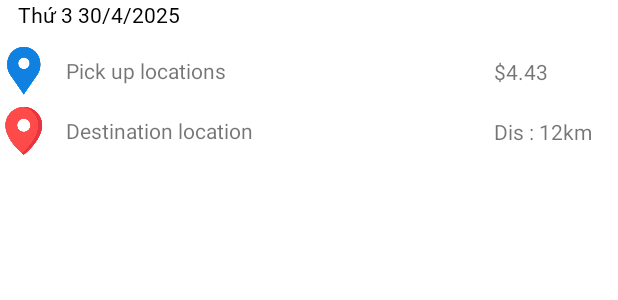
After one commit to pvhung181/UcarApp, an Android app: the layout item_driver_ride_info.xml on its own in the app's theme, with its tools: preview values and no code run, on a phone screen of 412 x 824 dp. The commit adds this screen. Shown: the top 300 px of the screen. Run offline under Robolectric (Android 15) with nearby library versions, the phone set to English and light mode, and no system bars.

Commit message:
update ride history

```diff
--- a/app/src/main/java/com/pvhung/ucar/common/Constant.kt
+++ b/app/src/main/java/com/pvhung/ucar/common/Constant.kt
@@ -13,6 +13,7 @@ object Constant {
     const val USERS_REFERENCES = "Users"
     const val CUSTOMERS_REFERENCES = "Customers"
     const val RIDERS_REFERENCES = "Riders"
+    const val HISTORY_REFERENCES = "History"
     const val DRIVERS_AVAILABLE_REFERENCES = "DriverAvailable"
     const val DRIVERS_WORKING_REFERENCES = "DriversWorking"
     const val CUSTOMER_REQUESTS_REFERENCES = "Requests"
--- a/app/src/main/java/com/pvhung/ucar/ui/driver/driver_map/MapFragment.kt
+++ b/app/src/main/java/com/pvhung/ucar/ui/driver/driver_map/MapFragment.kt
@@ -33,6 +33,7 @@ import com.google.android.gms.maps.model.Marker
 import com.google.android.gms.maps.model.MarkerOptions
 import com.google.android.gms.maps.model.Polyline
 import com.google.android.gms.maps.model.PolylineOptions
+import com.google.firebase.Firebase
 import com.google.firebase.auth.FirebaseAuth
 import com.google.firebase.database.DataSnapshot
 import com.google.firebase.database.DatabaseError
@@ -301,12 +302,29 @@ class MapFragment : BaseBindingFragment<FragmentDriverMapBinding, MapViewModel>(
                 }
 
                 DriverRideState.RIDING -> {
+                    saveRide()
                     endRide()
                 }
 
                 DriverRideState.DONE -> {}
             }
         }
+    }
+
+    private fun saveRide() {
+        val uid = FirebaseAuth.getInstance().currentUser!!.uid
+        val dr = FirebaseDatabaseUtils.getSpecificRiderDatabase(uid)
+        val cr = FirebaseDatabaseUtils.getSpecificCustomerDatabase(requestModel.customerId)
+        val hr = FirebaseDatabaseUtils.getHistoryDatabase()
+        val requestId = hr.push().key
+        val map = mutableMapOf<String, Any>(
+            "driver" to uid,
+            "customer" to requestModel.customerId,
+            "rating" to -1
+        )
+
+        hr.child(requestId!!).updateChildren(map)
+
     }
 
     private fun endRide() {
--- a/app/src/main/java/com/pvhung/ucar/utils/FirebaseDatabaseUtils.kt
+++ b/app/src/main/java/com/pvhung/ucar/utils/FirebaseDatabaseUtils.kt
@@ -51,6 +51,11 @@ object FirebaseDatabaseUtils {
             .child(Constant.RIDERS_REFERENCES).child(FirebaseAuth.getInstance().currentUser!!.uid)
     }
 
+    fun getHistoryDatabase(): DatabaseReference {
+        return FirebaseDatabase.getInstance().getReference()
+            .child(Constant.HISTORY_REFERENCES)
+    }
+
 
     fun saveUserInfo(uid: String, user: User): Boolean {
         val dbRef =
--- /dev/null
+++ b/app/src/main/res/layout/item_driver_ride_info.xml
@@ -0,0 +1,81 @@
+<?xml version="1.0" encoding="utf-8"?>
+<androidx.constraintlayout.widget.ConstraintLayout xmlns:android="http://schemas.android.com/apk/res/android"
+    xmlns:app="http://schemas.android.com/apk/res-auto"
+    android:layout_width="match_parent"
+    android:layout_height="wrap_content">
+
+    <androidx.appcompat.widget.AppCompatTextView
+        android:id="@+id/tvTime"
+        android:layout_width="wrap_content"
+        android:layout_height="wrap_content"
+        android:layout_marginStart="12dp"
+        android:fontFamily="@font/sf_pro_text_semibold"
+        android:text="Thứ 3 30/4/2025"
+        android:textColor="@color/black"
+
+        app:layout_constraintStart_toStartOf="parent"
+        app:layout_constraintTop_toTopOf="parent" />
+
+
+    <androidx.appcompat.widget.AppCompatTextView
+        android:id="@+id/tvPickup"
+        android:layout_width="0dp"
+        android:layout_height="wrap_content"
+        android:layout_marginTop="12dp"
+        android:drawableStart="@drawable/ic_pickup"
+        android:drawablePadding="12dp"
+        android:ellipsize="end"
+        android:gravity="center_vertical"
+        android:maxLines="1"
+        android:text="Pick up locations"
+        app:layout_constraintEnd_toStartOf="@id/guideline"
+        app:layout_constraintStart_toStartOf="parent"
+        app:layout_constraintTop_toBottomOf="@id/tvTime" />
+
+
+    <androidx.appcompat.widget.AppCompatTextView
+        android:id="@+id/tvDestination"
+        android:layout_width="wrap_content"
+        android:layout_height="wrap_content"
+        android:layout_marginTop="8dp"
+        android:drawableStart="@drawable/ic_destination"
+        android:drawablePadding="12dp"
+        android:gravity="center_vertical"
+        android:text="Destination location"
+        app:layout_constraintStart_toStartOf="parent"
+        app:layout_constraintTop_toBottomOf="@id/tvPickup" />
+
+    <androidx.constraintlayout.widget.Guideline
+        android:id="@+id/guideline"
+        android:layout_width="0dp"
+        android:layout_height="0dp"
+        android:orientation="vertical"
+        app:layout_constraintGuide_percent="0.8" />
+
+    <androidx.appcompat.widget.AppCompatTextView
+        android:id="@+id/tvMoney"
+        android:layout_width="0dp"
+        android:layout_height="wrap_content"
+        android:ellipsize="end"
+        android:gravity="center_vertical"
+        android:maxLines="1"
+        android:text="$4.43"
+        app:layout_constraintBottom_toBottomOf="@id/tvPickup"
+        app:layout_constraintEnd_toEndOf="parent"
+        app:layout_constraintStart_toStartOf="@id/guideline"
+        app:layout_constraintTop_toTopOf="@id/tvPickup" />
+
+    <androidx.appcompat.widget.AppCompatTextView
+        android:id="@+id/tvDistance"
+        android:layout_width="0dp"
+        android:layout_height="wrap_content"
+        android:ellipsize="end"
+        android:gravity="center_vertical"
+        android:maxLines="1"
+        android:text="Dis : 12km"
+        app:layout_constraintBottom_toBottomOf="@id/tvDestination"
+        app:layout_constraintEnd_toEndOf="parent"
+        app:layout_constraintStart_toStartOf="@id/guideline"
+        app:layout_constraintTop_toTopOf="@id/tvDestination" />
+
+</androidx.constraintlayout.widget.ConstraintLayout>
```
Also changed, not shown: app/src/main/res/drawable-xxhdpi/ic_destination.png (added), app/src/main/res/drawable-xxhdpi/ic_pickup.png (added).
